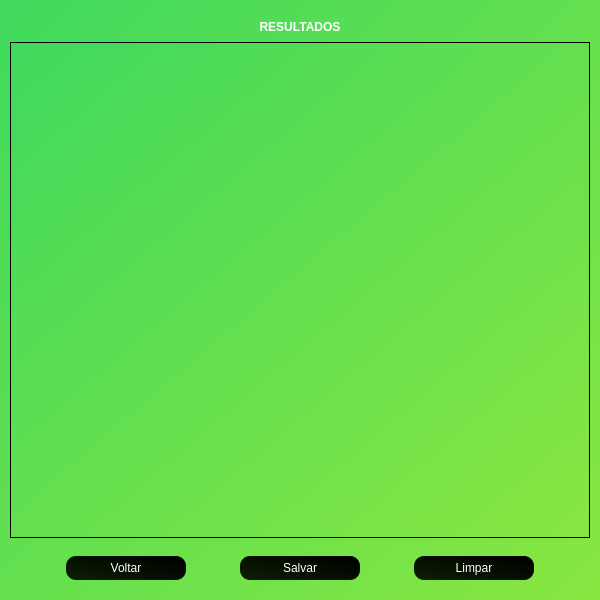
Above: ui_files/list_result.ui from caioTeless/final_jambo before the change. Below: the same form after it.
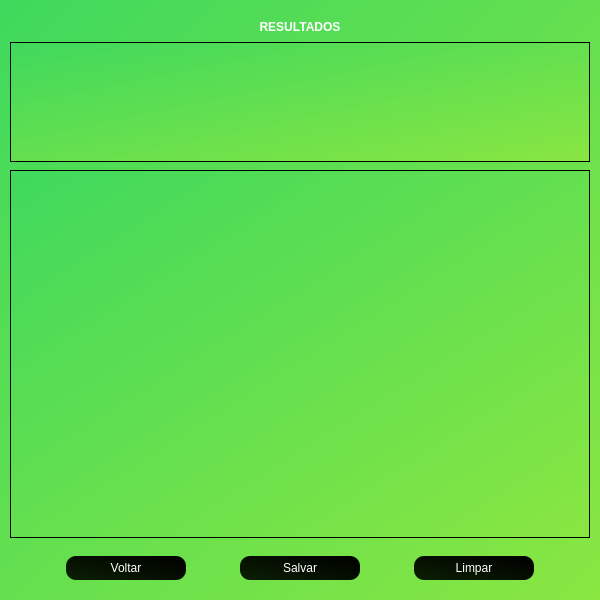
That is the form after the change.

Patch:
```diff
--- a/ui_files/list_result.ui
+++ b/ui_files/list_result.ui
@@ -49,6 +49,29 @@
      </property>
     </widget>
    </item>
+   <item>
+    <widget class="QTextEdit" name="contentPreview">
+     <property name="maximumSize">
+      <size>
+       <width>16777215</width>
+       <height>120</height>
+      </size>
+     </property>
+     <property name="styleSheet">
+      <string notr="true">font: 10pt &quot;Arial&quot;;
+padding: 10px;
+border-radius: 4px;
+background-color: rgb(255, 255, 255);
+color: rgb(0, 0, 0);
+
+QScrollBar::vertical{
+	
+	background-color: rgb(0, 85, 0);
+	width: 15px;
+}</string>
+     </property>
+    </widget>
+   </item>
    <item>
     <widget class="QTextEdit" name="textResults">
      <property name="styleSheet">
```
